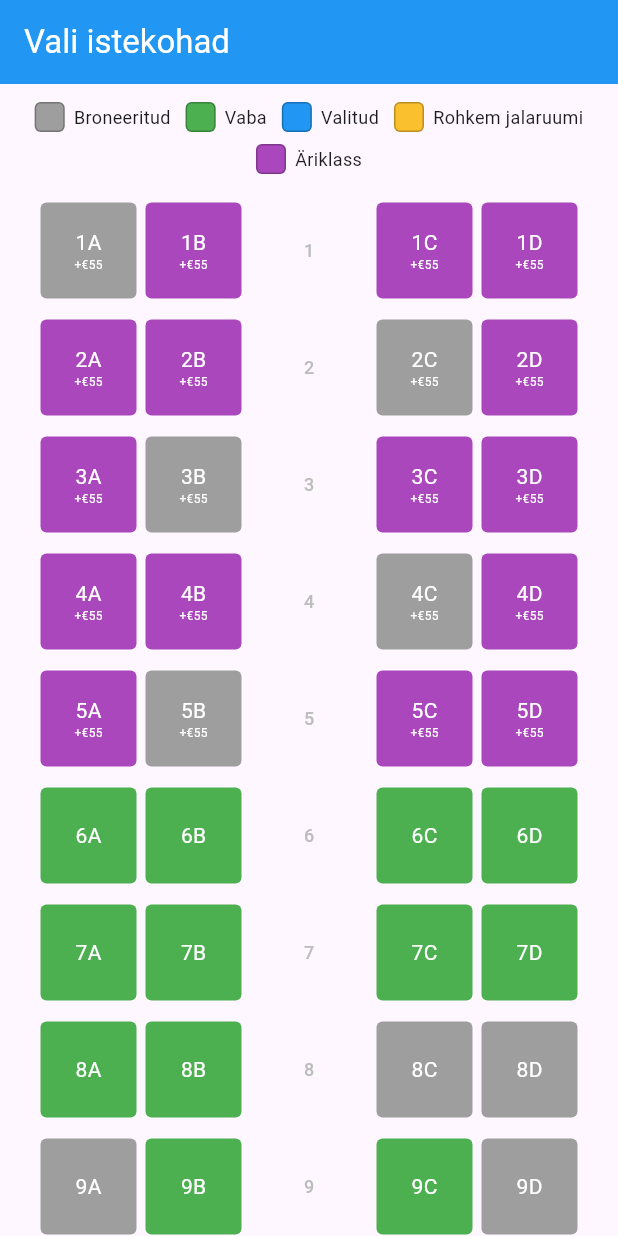
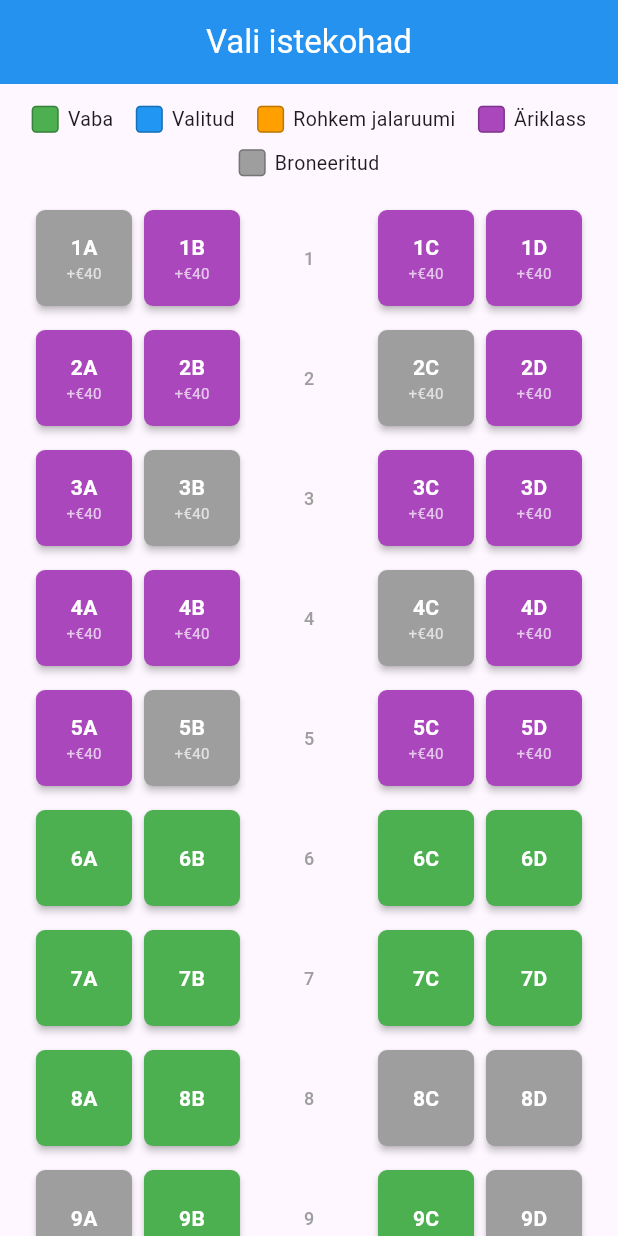
Before and after one commit to jorgenfox/flightplanner, a Flutter app: the istekohadpage screen opened directly, on a phone screen of 412 x 824 dp. Run offline on Flutter 3.47's test engine with Material 3 defaults, Android fonts, the phone set to English and light mode, and no system bars.

Commit message:
istekohad.dart stiilielemendid uuendatud

```diff
--- a/lib/pages/istekohadpage.dart
+++ b/lib/pages/istekohadpage.dart
@@ -6,7 +6,18 @@ void main() => runApp(SeatBookingApp());
 class SeatBookingApp extends StatelessWidget {
   @override
   Widget build(BuildContext context) {
-    return MaterialApp(title: 'Vali istekohad', home: istekohadpage());
+    return MaterialApp(
+      title: 'Vali istekohad',
+      theme: ThemeData(
+        colorScheme: ColorScheme.fromSeed(seedColor: Colors.teal),
+        useMaterial3: true,
+        scaffoldBackgroundColor: Colors.grey.shade100,
+        textTheme: Theme.of(
+          context,
+        ).textTheme.apply(fontFamily: 'Arial', bodyColor: Colors.black87),
+      ),
+      home: istekohadpage(),
+    );
   }
 }
 
@@ -16,13 +27,13 @@ class istekohadpage extends StatefulWidget {
 }
 
 class _istekohadpageState extends State<istekohadpage> {
-  final int maxSelectableSeats = 2; // implementeerida, prg testimiseks ainult
+  final int maxSelectableSeats = 2;
   final int rows = 31;
   final int cols = 5;
   final Color availableColor = Colors.green;
   final Color selectedColor = Colors.blue;
   final Color bookedColor = Colors.grey;
-  final Color exitRowColor = Colors.yellow.shade700;
+  final Color exitRowColor = Colors.amber.shade700;
   final Color businessClassColor = Colors.purple.shade400;
 
   List<String> selectedSeatLabels = [];
@@ -64,13 +75,12 @@ class _istekohadpageState extends State<istekohadpage> {
   }
 
   double? getSeatPrice(int row) {
-    if (row < 5 || row == 14) return row == 14 ? 35.0 : 55.0;
+    if (row < 5 || row == 14) return row == 14 ? 15.0 : 40.0;
     return null;
   }
 
   double getTotalExtraCost() {
     double total = 0.0;
-
     for (int row = 0; row < seatMap.length; row++) {
       for (int col = 0; col < seatMap[row].length; col++) {
         if (seatMap[row][col] == SeatStatus.selected) {
@@ -79,7 +89,6 @@ class _istekohadpageState extends State<istekohadpage> {
         }
       }
     }
-
     return total;
   }
 
@@ -93,16 +102,16 @@ class _istekohadpageState extends State<istekohadpage> {
       mainAxisSize: MainAxisSize.min,
       children: [
         Container(
-          width: 20,
-          height: 20,
+          width: 18,
+          height: 18,
           margin: EdgeInsets.only(right: 6),
           decoration: BoxDecoration(
             color: color,
-            borderRadius: BorderRadius.circular(4),
+            borderRadius: BorderRadius.circular(3),
             border: Border.all(color: Colors.black26),
           ),
         ),
-        Text(label, style: TextStyle(fontSize: 12)),
+        Text(label, style: TextStyle(fontSize: 13)),
       ],
     );
   }
@@ -110,21 +119,25 @@ class _istekohadpageState extends State<istekohadpage> {
   @override
   Widget build(BuildContext context) {
     return Scaffold(
-      appBar: AppBar(title: Text('Vali istekohad')),
+      appBar: AppBar(
+        title: Text('Vali istekohad'),
+        centerTitle: true,
+        elevation: 1,
+      ),
       body: Column(
         children: [
           Padding(
-            padding: const EdgeInsets.symmetric(vertical: 12.0),
+            padding: const EdgeInsets.symmetric(vertical: 14.0),
             child: Wrap(
               alignment: WrapAlignment.center,
-              spacing: 10,
-              runSpacing: 8,
+              spacing: 15,
+              runSpacing: 10,
               children: [
-                buildLegendItem(bookedColor, 'Broneeritud'),
                 buildLegendItem(availableColor, 'Vaba'),
                 buildLegendItem(selectedColor, 'Valitud'),
                 buildLegendItem(exitRowColor, 'Rohkem jalaruumi'),
                 buildLegendItem(businessClassColor, 'Äriklass'),
+                buildLegendItem(bookedColor, 'Broneeritud'),
               ],
             ),
           ),
@@ -135,7 +148,7 @@ class _istekohadpageState extends State<istekohadpage> {
                 final isExitRow = row == 14;
                 return Padding(
                   padding: EdgeInsets.only(
-                    top: isExitRow ? 24.0 : 4.0,
+                    top: isExitRow ? 22.0 : 4.0,
                     bottom: 4.0,
                   ),
                   child: Row(
@@ -154,7 +167,7 @@ class _istekohadpageState extends State<istekohadpage> {
                                 style: TextStyle(
                                   fontSize: 12,
                                   fontWeight: FontWeight.w500,
-                                  color: Colors.grey.shade400,
+                                  color: Colors.grey.shade500,
                                 ),
                               ),
                             ),
@@ -165,13 +178,12 @@ class _istekohadpageState extends State<istekohadpage> {
                       Color color;
                       switch (status) {
                         case SeatStatus.available:
-                          if (row == 14) {
-                            color = exitRowColor; // Exit row
-                          } else if (row < 5) {
-                            color = businessClassColor; // Business class
-                          } else {
-                            color = availableColor;
-                          }
+                          color =
+                              row == 14
+                                  ? exitRowColor
+                                  : row < 5
+                                  ? businessClassColor
+                                  : availableColor;
                           break;
                         case SeatStatus.selected:
                           color = selectedColor;
@@ -186,16 +198,16 @@ class _istekohadpageState extends State<istekohadpage> {
                       final price = getSeatPrice(row);
 
                       return Padding(
-                        padding: const EdgeInsets.all(3.0),
+                        padding: const EdgeInsets.all(4.0),
                         child: GestureDetector(
                           onTap: () => toggleSeat(row, col),
+                          child: Material(
+                            elevation: 2,
+                            borderRadius: BorderRadius.circular(6),
+                            color: color,
                             child: Container(
                               width: 64,
                               height: 64,
-                            decoration: BoxDecoration(
-                              color: color,
-                              borderRadius: BorderRadius.circular(4),
-                            ),
                               child: Center(
                                 child: Column(
                                   mainAxisAlignment: MainAxisAlignment.center,
@@ -205,17 +217,19 @@ class _istekohadpageState extends State<istekohadpage> {
                                       style: TextStyle(
                                         fontSize: 14,
                                         color: Colors.white,
+                                        fontWeight: FontWeight.bold,
                                       ),
                                     ),
                                     if (price != null)
                                       Text(
                                         '+€${price.toInt()}',
                                         style: TextStyle(
-                                        fontSize: 8,
-                                        color: Colors.white,
+                                          fontSize: 10,
+                                          color: Colors.white70,
                                         ),
                                       ),
                                   ],
+                                ),
                               ),
                             ),
                           ),
@@ -228,33 +242,38 @@ class _istekohadpageState extends State<istekohadpage> {
             ),
           ),
           AnimatedSwitcher(
-            duration: Duration(milliseconds: 150),
+            duration: Duration(milliseconds: 200),
             child:
                 hasSelectedSeats()
                     ? Container(
                       key: ValueKey('bottom_bar'),
                       padding: const EdgeInsets.symmetric(
-                        horizontal: 16,
-                        vertical: 12,
+                        horizontal: 18,
+                        vertical: 14,
                       ),
+                      decoration: BoxDecoration(
                         color: Colors.white,
+                        boxShadow: [
+                          BoxShadow(color: Colors.black12, blurRadius: 6),
+                        ],
+                      ),
                       child: Row(
                         mainAxisAlignment: MainAxisAlignment.spaceBetween,
                         children: [
                           Text(
-                            '${selectedSeatLabels.join(", ")}', //TODO
-                            style: TextStyle(fontSize: 14),
-                          ),
-                          Text(
                             'Lisatasu: €${getTotalExtraCost().toStringAsFixed(0)}',
                             style: TextStyle(
                               fontSize: 16,
-                              fontWeight: FontWeight.w500,
+                              fontWeight: FontWeight.w600,
                             ),
                           ),
                           ElevatedButton(
+                            style: ElevatedButton.styleFrom(
+                              backgroundColor: Colors.teal,
+                              foregroundColor: Colors.white,
+                            ),
                             onPressed: () {
-                              // Handle confirm logic
+                              // TODO: Implement seat confirmation logic
                             },
                             child: Text('Kinnita kohad'),
                           ),
@@ -270,34 +289,3 @@ class _istekohadpageState extends State<istekohadpage> {
 }
 
 enum SeatStatus { available, selected, booked, aisle }
-
-/*
-CONFIRM BUTTON
-
-Navigator.push(
-  context,
-  MaterialPageRoute(
-    builder: (context) => TicketPage(seats: selectedSeatLabels),
-  ),
-);
-
-FOR RECEIVEING DART FILE
-
-class TicketPage extends StatelessWidget {
-  final List<String> seats;
-
-  const TicketPage({required this.seats});
-
-  @override
-  Widget build(BuildContext context) {
-    return Scaffold(
-      appBar: AppBar(title: Text('Your Tickets')),
-      body: Center(
-        child: Text('Seats: ${seats.join(", ")}'),
-      ),
-    );
-  }
-}
-
-
-*/
```
Also changed, not shown: lib/pages/lennudpage.dart (+7 -1 lines), 1 other file. Lines whose indentation alone changed are shown as unchanged.
